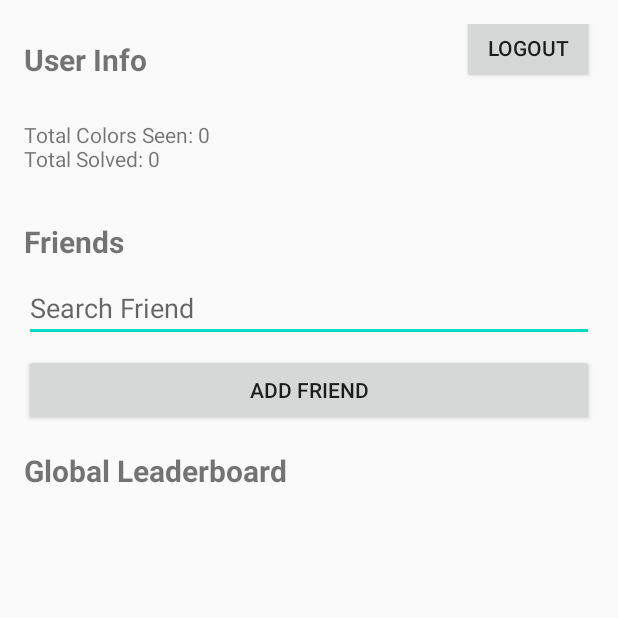
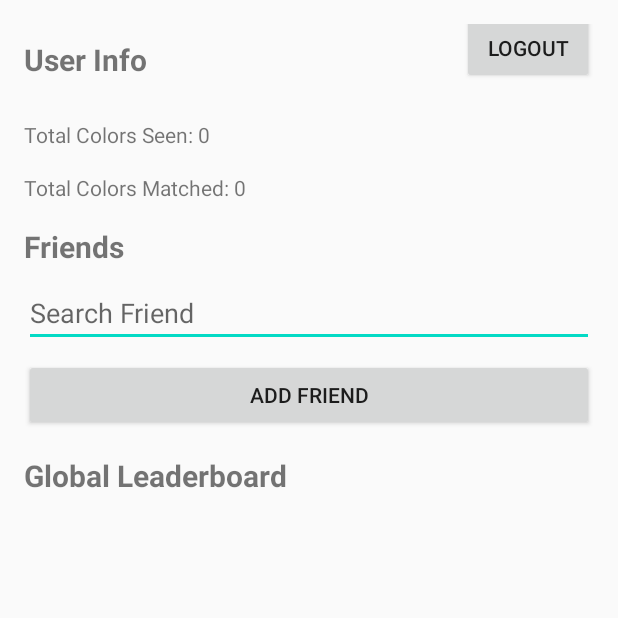
Before and after one commit to fridge32/The-Perfect-Blend, an Android app built with Jetpack Compose: the ProfileActivity screen opened directly, with no data from a screen before it, on a phone screen of 412 x 824 dp, the top half of it. Run offline under Robolectric (Android 15) with nearby library versions, the phone set to English and light mode, and no system bars; our stand-ins replace Firebase (no records; nobody signed in at launch, a user with empty details on screens opened directly).

Commit message:
Basic realtime stats complete

```diff
--- a/app/src/main/java/com/example/the_perfect_blend/ProfileActivity.kt
+++ b/app/src/main/java/com/example/the_perfect_blend/ProfileActivity.kt
@@ -3,42 +3,53 @@ package com.example.the_perfect_blend
 import android.content.Intent
 import android.os.Bundle
 import android.widget.Button
-import android.widget.EditText
 import android.widget.TextView
 import androidx.appcompat.app.AppCompatActivity
 import com.google.firebase.auth.FirebaseAuth
-import com.google.firebase.firestore.FirebaseFirestore
+import com.google.firebase.database.FirebaseDatabase
 
 class ProfileActivity : AppCompatActivity() {
 
+    private lateinit var colorsMatchedTextView: TextView
+    private lateinit var colorsSeenTextView: TextView
+    private lateinit var logoutButton: Button
     private lateinit var auth: FirebaseAuth
-    private lateinit var firestore: FirebaseFirestore
-    private lateinit var searchFriendEditText: EditText
-    private lateinit var addFriendButton: Button
-    private lateinit var leaderboardTitle: TextView
-    private lateinit var logoutButton: Button
+    private lateinit var database: FirebaseDatabase
 
     override fun onCreate(savedInstanceState: Bundle?) {
         super.onCreate(savedInstanceState)
         setContentView(R.layout.activity_profile)
 
+        // Initialize Firebase Auth
         auth = FirebaseAuth.getInstance()
-        firestore = FirebaseFirestore.getInstance()
+        database = FirebaseDatabase.getInstance("https://the-perfect-blend-b4608-default-rtdb.asia-southeast1.firebasedatabase.app")
 
-        searchFriendEditText = findViewById(R.id.searchFriendEditText)
-        addFriendButton = findViewById(R.id.addFriendButton)
-        leaderboardTitle = findViewById(R.id.leaderboardTitle)
+        // Initialize UI elements
+        colorsMatchedTextView = findViewById(R.id.colorsMatchedTextView)
+        colorsSeenTextView = findViewById(R.id.colorsSeenTextView)
         logoutButton = findViewById(R.id.logoutButton)
-
-        addFriendButton.setOnClickListener {
-            val friendEmail = searchFriendEditText.text.toString().trim()
-            // Logic to add friend using friendEmail
-        }
 
         logoutButton.setOnClickListener {
             auth.signOut()
             startActivity(Intent(this, LoginActivity::class.java))
             finish()
         }
+
+        // Get current user
+        val currentUser = auth.currentUser
+        if (currentUser != null) {
+            val userStatsRef = database.reference.child("user_stats").child(currentUser.uid)
+
+            // Fetch user stats
+            userStatsRef.child("colors_seen").get().addOnSuccessListener { snapshot ->
+                val colorsSeen = snapshot.getValue(Int::class.java) ?: 0
+                colorsSeenTextView.text = "Total Colors Seen: $colorsSeen"
+            }
+
+            userStatsRef.child("colors_matched").get().addOnSuccessListener { snapshot ->
+                val colorsMatched = snapshot.getValue(Int::class.java) ?: 0
+                colorsMatchedTextView.text = "Total Colors Matched: $colorsMatched"
+            }
+        }
     }
 }
--- a/app/src/main/res/layout/activity_profile.xml
+++ b/app/src/main/res/layout/activity_profile.xml
@@ -32,14 +32,24 @@
     </LinearLayout>
 
     <!-- User Stats -->
+
+    <!-- Friends Section -->
+
     <TextView
-        android:id="@+id/userStats"
+        android:id="@+id/colorsSeenTextView"
         android:layout_width="match_parent"
         android:layout_height="wrap_content"
-        android:text="Total Colors Seen: 0\nTotal Solved: 0\n"
-        android:layout_marginBottom="16dp"/>
+        android:layout_marginBottom="16dp"
+        android:text="Total Colors Seen: 0" />
 
-    <!-- Friends Section -->
+    <TextView
+        android:id="@+id/colorsMatchedTextView"
+        android:layout_width="match_parent"
+        android:layout_height="wrap_content"
+        android:layout_marginBottom="16dp"
+        android:text="Total Colors Matched: 0" />
+
+
     <TextView
         android:id="@+id/friendsTitle"
         android:layout_width="match_parent"
```
Also changed, not shown: app/src/main/java/com/example/the_perfect_blend/MainActivity.kt (+27 -1 lines).
